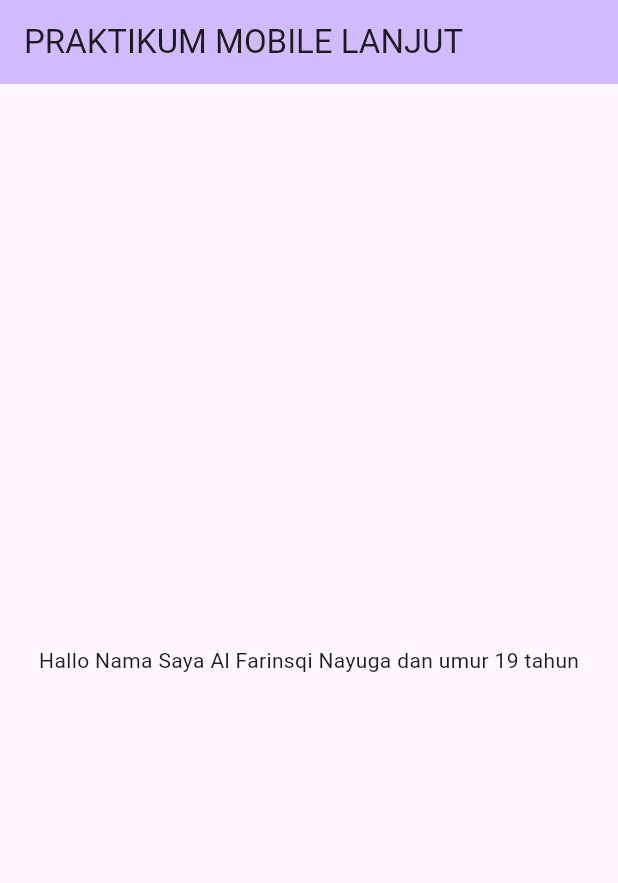
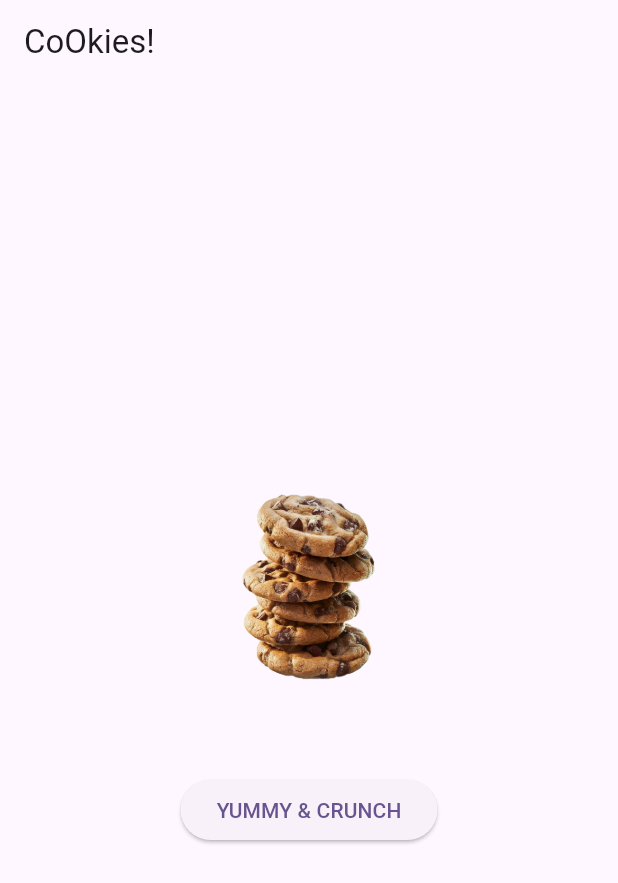
Before and after one commit to alfarinsqi/Prak-Mobilelanjut-2317051012, a Flutter app: the screen it shows after launch, on a phone screen of 412 x 824 dp. Shown: the top 883 px of the screen. Run offline on Flutter 3.47's test engine with Material 3 defaults, Android fonts, the light colour scheme and no system bars.

Commit message:
Pertemuan 3: Basic Widget

```diff
--- /dev/null
+++ b/lib/basic_widget.dart
@@ -0,0 +1,22 @@
+import 'package:flutter/material.dart';
+
+class BasicWidget extends StatelessWidget {
+  const BasicWidget({super.key});
+
+  @override
+  Widget build(BuildContext context) {
+    return Scaffold(
+      appBar: AppBar(title: const Text('CoOkies!')),
+      body: Center(
+        child: Column(
+          mainAxisAlignment: MainAxisAlignment.center,
+          children: [
+            Image.asset('assets/images/cokies.png', width: 150, height: 150),
+            const SizedBox(height: 50),
+            ElevatedButton(onPressed: () {}, child: const Text('YUMMY & CRUNCH')),
+          ],
+        ),
+      ),
+    );
+  }
+}
--- a/lib/main.dart
+++ b/lib/main.dart
@@ -1,4 +1,7 @@
 import 'package:flutter/material.dart';
+//import 'package:myapp/column_widget.dart';
+// import 'package:myapp/row_widget.dart';
+import 'package:myapp/basic_widget.dart';
 
 void main() {
   runApp(const MyApp());
@@ -10,47 +13,12 @@ class MyApp extends StatelessWidget {
   @override
   Widget build(BuildContext context) {
     return MaterialApp(
-      title: 'Flutter Demo',
+      title: 'Praktikum Mobile Lanjut',
       theme: ThemeData(
         colorScheme: ColorScheme.fromSeed(seedColor: Colors.deepPurple),
+        useMaterial3: true,
       ),
-      home: const MyHomePage(title: 'PRAKTIKUM MOBILE LANJUT'),
+      home: const BasicWidget(),
     );
   }
 }
-
-class MyHomePage extends StatefulWidget {
-  const MyHomePage({super.key, required this.title});
-  final String title;
-
-  @override
-  State<MyHomePage> createState() => _MyHomePageState();
-}
-
-class _MyHomePageState extends State<MyHomePage> {
-  int _counter = 0;
-
-  void _incrementCounter() {
-    setState(() {
-      _counter++;
-    });
-  }
-
-  @override
-  Widget build(BuildContext context) {
-    return Scaffold(
-      appBar: AppBar(
-        backgroundColor: Theme.of(context).colorScheme.inversePrimary,
-        title: Text(widget.title),
-      ),
-      body: Center(
-        child: Column(
-          mainAxisAlignment: MainAxisAlignment.center,
-          children: <Widget>[
-            const Text('Hallo Nama Saya Al Farinsqi Nayuga dan umur 19 tahun'),
-          ],
-        ),
-    ),
-);
-}
-}
--- a/pubspec.yaml
+++ b/pubspec.yaml
@@ -58,7 +58,8 @@ flutter:
   uses-material-design: true
 
   # To add assets to your application, add an assets section, like this:
-  # assets:
+  assets:
+      - assets/images/
   #   - images/a_dot_burr.jpeg
   #   - images/a_dot_ham.jpeg
 
```
Also changed, not shown: lib/column_widget.dart (added, +24 -0 lines), lib/row_widget.dart (added, +21 -0 lines), assets/images/cokies.png (added), assets/images/logo.png (added).
